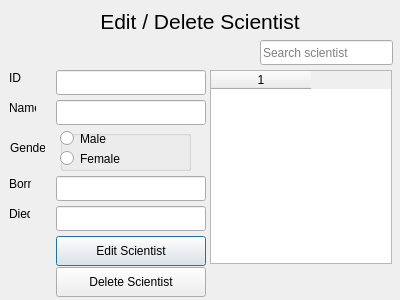
Old version of the form GUI-verklegtVika3/editdeletscientist.ui in the repository streamerinn/Verklegt-1.
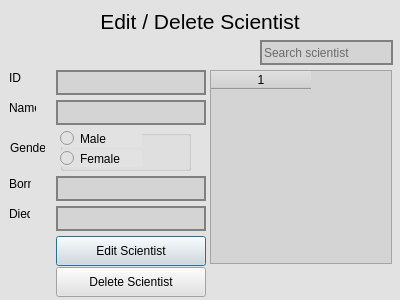
New version of the form.

```diff
--- a/GUI-verklegtVika3/editdeletscientist.ui
+++ b/GUI-verklegtVika3/editdeletscientist.ui
@@ -31,6 +31,9 @@
   <property name="windowTitle">
    <string>Dialog</string>
   </property>
+  <property name="styleSheet">
+   <string notr="true">background-color: rgb(226, 226, 226);</string>
+  </property>
   <widget class="QLabel" name="label_header">
    <property name="geometry">
     <rect>
@@ -77,6 +80,10 @@
      <height>25</height>
     </size>
    </property>
+   <property name="styleSheet">
+    <string notr="true">background-color: rgb(212, 212, 212);
+	border: 2px solid gray;</string>
+   </property>
    <property name="placeholderText">
     <string>Search scientist</string>
    </property>
@@ -115,6 +122,10 @@
      <height>16777215</height>
     </size>
    </property>
+   <property name="styleSheet">
+    <string notr="true">background-color: rgb(212, 212, 212);
+	border: 2px solid gray;</string>
+   </property>
    <property name="readOnly">
     <bool>true</bool>
    </property>
@@ -137,6 +148,10 @@
    <property name="focusPolicy">
     <enum>Qt::ClickFocus</enum>
    </property>
+   <property name="styleSheet">
+    <string notr="true">background-color: rgb(212, 212, 212);
+</string>
+   </property>
    <property name="editTriggers">
     <set>QAbstractItemView::NoEditTriggers</set>
    </property>
@@ -179,6 +194,10 @@
      <height>16777215</height>
     </size>
    </property>
+   <property name="styleSheet">
+    <string notr="true">background-color: rgb(212, 212, 212);
+	border: 2px solid gray;</string>
+   </property>
   </widget>
   <widget class="QLabel" name="label_3">
    <property name="geometry">
@@ -227,6 +246,10 @@
      <height>25</height>
     </size>
    </property>
+   <property name="styleSheet">
+    <string notr="true">background-color: rgb(212, 212, 212);
+	border: 2px solid gray;</string>
+   </property>
   </widget>
   <widget class="QLabel" name="label_5">
    <property name="geometry">
@@ -268,6 +291,10 @@
      <height>25</height>
     </size>
    </property>
+   <property name="styleSheet">
+    <string notr="true">background-color: rgb(212, 212, 212);
+	border: 2px solid gray;</string>
+   </property>
   </widget>
   <widget class="QPushButton" name="editScientist">
    <property name="geometry">
```
